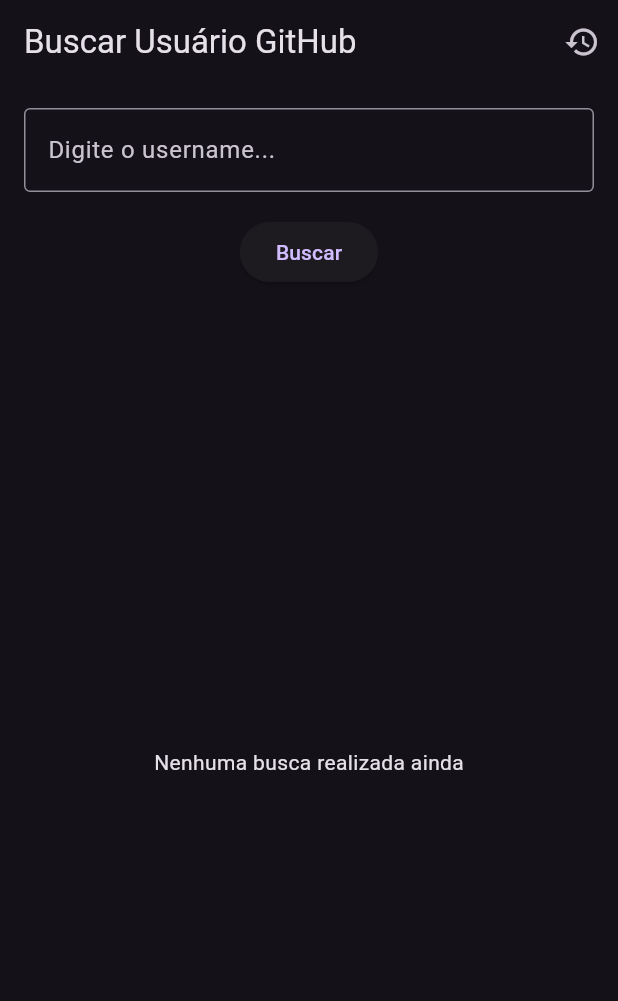
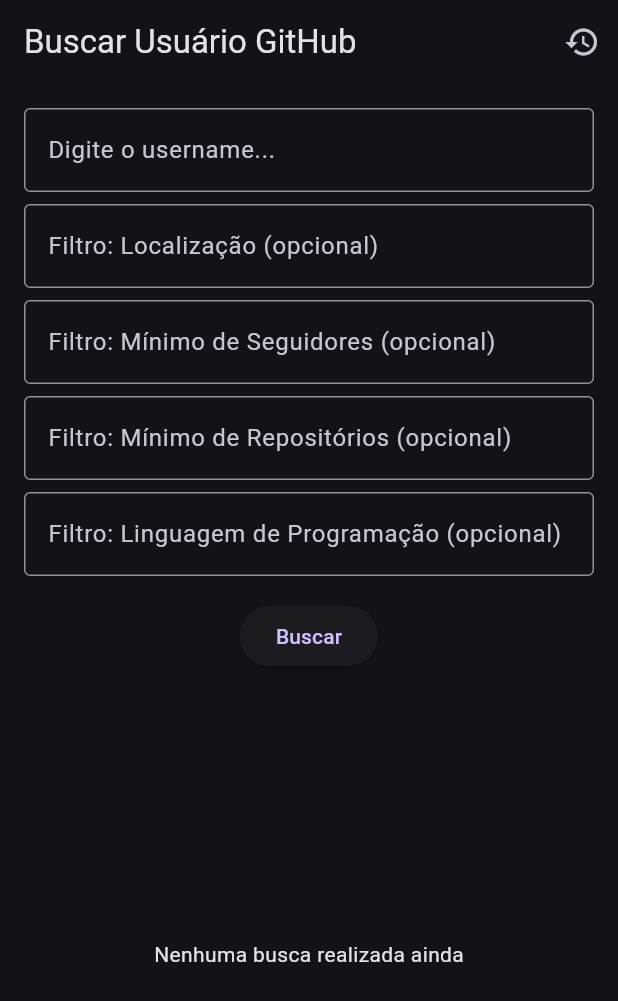
Before and after one commit to wesleychrispim/vivo_desafio_github_searcher, a Flutter app: the screen it shows after launch, after a tap on "Buscar", on a phone screen of 412 x 824 dp. Shown: the top 1001 px of the screen. Run offline on Flutter 3.47's test engine with Material 3 defaults, Android fonts, the phone set to English and light mode, and no system bars; our stand-ins replace dio, equatable, fl_chart, flutter_bloc, shared_preferences; missing offline and left inert: bloc_test, mocktail.

Commit message:
implementando das filtragens opcionais na busca

```diff
--- a/lib/modules/search/cubits/search_state.dart
+++ b/lib/modules/search/cubits/search_state.dart
@@ -13,11 +13,12 @@ class SearchLoading extends SearchState {}
 
 class SearchSuccess extends SearchState {
   final Map<String, dynamic> user;
+  final List<int> commitsCounts; // Novo
 
-  const SearchSuccess(this.user);
+  const SearchSuccess(this.user, this.commitsCounts);
 
   @override
-  List<Object?> get props => [user];
+  List<Object?> get props => [user, commitsCounts];
 }
 
 class SearchFailure extends SearchState {
--- /dev/null
+++ b/lib/modules/search/models/search_filter.dart
@@ -0,0 +1,13 @@
+class SearchFilter {
+  final String? location;
+  final int? minFollowers;
+  final int? minRepositories;
+  final String? language; // Novo campo
+
+  const SearchFilter({
+    this.location,
+    this.minFollowers,
+    this.minRepositories,
+    this.language,
+  });
+}
--- a/lib/modules/search/pages/search_page.dart
+++ b/lib/modules/search/pages/search_page.dart
@@ -7,6 +7,7 @@ import '../../../core/services/github_service.dart';
 import '../../history/pages/history_page.dart';
 import '../cubits/search_cubit.dart';
 import '../cubits/search_state.dart';
+import '../models/search_filter.dart';
 import '../widgets/user_card.dart';
 import '../widgets/user_repositories_chart.dart';
 
@@ -31,6 +32,10 @@ class SearchView extends StatefulWidget {
 
 class _SearchViewState extends State<SearchView> {
   final _controller = TextEditingController();
+  final _locationController = TextEditingController();
+  final _followersController = TextEditingController();
+  final _reposController = TextEditingController();
+  final _languageController = TextEditingController();
 
   Future<void> _openHistory() async {
     final username = await Navigator.push<String>(
@@ -39,14 +44,20 @@ class _SearchViewState extends State<SearchView> {
     );
     if (username != null) {
       _controller.text = username;
-      context.read<SearchCubit>().fetchUser(username);
+      _searchUser();
     }
   }
 
   void _searchUser() {
     final username = _controller.text.trim();
     if (username.isNotEmpty) {
-      context.read<SearchCubit>().fetchUser(username);
+      final filter = SearchFilter(
+        location: _locationController.text.isEmpty ? null : _locationController.text,
+        minFollowers: _followersController.text.isEmpty ? null : int.tryParse(_followersController.text),
+        minRepositories: _reposController.text.isEmpty ? null : int.tryParse(_reposController.text),
+        language: _languageController.text.isEmpty ? null : _languageController.text,
+      );
+      context.read<SearchCubit>().fetchUser(username, filter: filter);
     }
   }
 
@@ -74,6 +85,40 @@ class _SearchViewState extends State<SearchView> {
               ),
               onSubmitted: (_) => _searchUser(),
             ),
+            const SizedBox(height: 8),
+            TextField(
+              controller: _locationController,
+              decoration: const InputDecoration(
+                labelText: 'Filtro: Localização (opcional)',
+                border: OutlineInputBorder(),
+              ),
+            ),
+            const SizedBox(height: 8),
+            TextField(
+              controller: _followersController,
+              keyboardType: TextInputType.number,
+              decoration: const InputDecoration(
+                labelText: 'Filtro: Mínimo de Seguidores (opcional)',
+                border: OutlineInputBorder(),
+              ),
+            ),
+            const SizedBox(height: 8),
+            TextField(
+              controller: _reposController,
+              keyboardType: TextInputType.number,
+              decoration: const InputDecoration(
+                labelText: 'Filtro: Mínimo de Repositórios (opcional)',
+                border: OutlineInputBorder(),
+              ),
+            ),
+            const SizedBox(height: 8),
+            TextField(
+              controller: _languageController,
+              decoration: const InputDecoration(
+                labelText: 'Filtro: Linguagem de Programação (opcional)',
+                border: OutlineInputBorder(),
+              ),
+            ),
             const SizedBox(height: 16),
             ElevatedButton(
               onPressed: _searchUser,
@@ -94,7 +139,7 @@ class _SearchViewState extends State<SearchView> {
                         UserCard(user: state.user),
                         const SizedBox(height: 24),
                         UserRepositoriesChart(
-                          repositoryCounts: [10, 8, 5, 12, 7], // Simulado
+                          repositoryCounts: state.commitsCounts,
                         ),
                       ],
                     );
```
Also changed, not shown: lib/core/services/github_service.dart (+14 -0 lines), lib/modules/search/cubits/search_cubit.dart (+53 -3 lines), lib/modules/search/cubits/search_cubit_test.dart (+12 -2 lines), lib/modules/search/widgets/user_repositories_chart.dart (+26 -14 lines).
